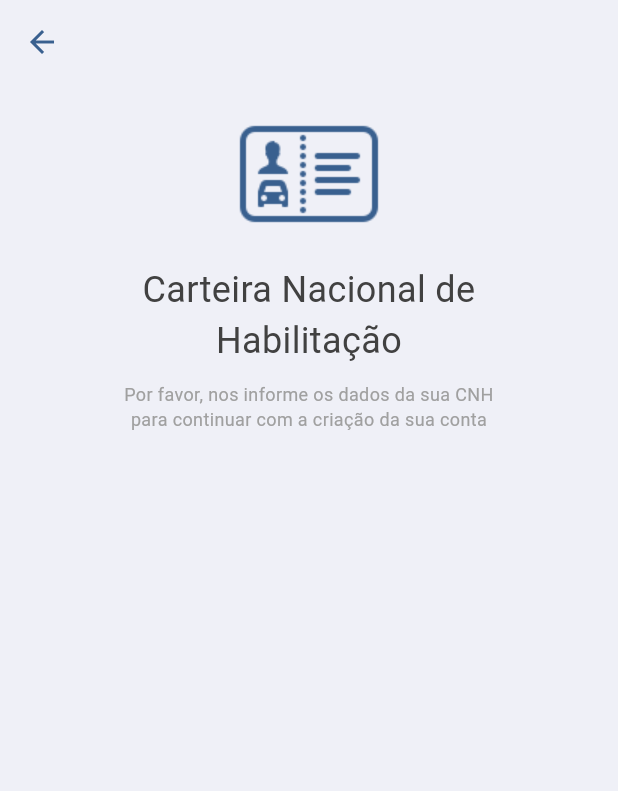
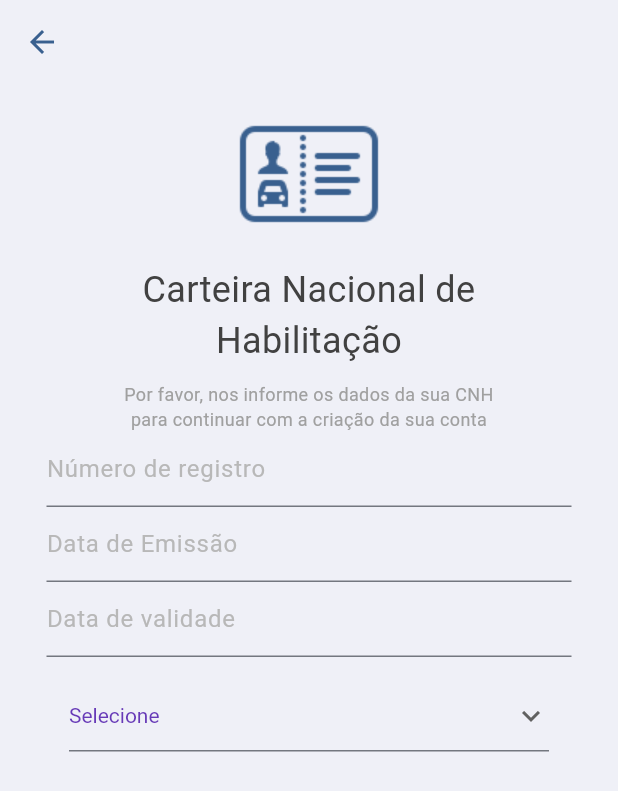
Before and after one commit to jady-lima/LevaEu, a Flutter app: the RegistrationCNH screen opened directly, on a phone screen of 412 x 824 dp. Shown: the top 791 px of the screen. Run offline on Flutter 3.47's test engine with Material 3 defaults, Android fonts, the light colour scheme and no system bars.

Commit message:
Registro CNH

```diff
--- a/levaeu_mobile/lib/screens/registrationCNH.dart
+++ b/levaeu_mobile/lib/screens/registrationCNH.dart
@@ -1,4 +1,6 @@
 import 'package:flutter/material.dart';
+import 'package:levaeu_mobile/utils/drop_down_menu.dart';
+import 'package:levaeu_mobile/utils/text_fields_forms.dart';
 import 'package:levaeu_mobile/utils/titles_screens.dart';
 
 class RegistrationCNH extends StatefulWidget{
@@ -7,6 +9,12 @@ class RegistrationCNH extends StatefulWidget{
 }
 
 class _RegistrationCNHState extends State<RegistrationCNH> {
+  final registroController = TextEditingController();
+  final dataEmissaoController = TextEditingController();
+  final dataValidadeController = TextEditingController();
+  final categoriaController = TextEditingController();
+  String dropdownValue = categoriaList.first;
+
   @override
   Widget build(BuildContext context) {
     return Scaffold(
@@ -26,7 +34,6 @@ class _RegistrationCNHState extends State<RegistrationCNH> {
 
               //Container: Icon driver_license
               Container(
-                padding: const EdgeInsets.all(0),
                 width: 120,
                 height: 120,
                 child: ClipRRect(
@@ -35,18 +42,43 @@ class _RegistrationCNHState extends State<RegistrationCNH> {
               ),
 
               Container(
-                padding: const EdgeInsets.all(0),
                 margin: const EdgeInsets.only( bottom: 10),
                 constraints: const BoxConstraints(maxWidth: 350),
                 child: TitlesScreens.buildMainTitle("Carteira Nacional de Habilitação")
               ),
 
               Container(
-                padding: const EdgeInsets.all(0),
-                margin: const EdgeInsets.all(0),
                 constraints: const BoxConstraints(maxWidth: 250),
                 child: TitlesScreens.buildSecondaryTitle("Por favor, nos informe os dados da sua CNH para continuar com a criação da sua conta")
               ),
+
+              Container(
+                constraints: const BoxConstraints(maxWidth: 350),
+                child: TextFieldsForms.buildTextFormField("Número de registro", TextInputType.number, registroController, false, ValidationType.notEmpty, TextFieldsForms.saveFormFieldValue),
+              ),
+
+              Container(
+                constraints: const BoxConstraints(maxWidth: 350),
+                child: TextFieldsForms.buildTextFormField("Data de Emissão", TextInputType.datetime, dataEmissaoController, false, ValidationType.notEmpty, TextFieldsForms.saveFormFieldValue),
+              ),
+
+              Container(
+                constraints: const BoxConstraints(maxWidth: 350),
+                child: TextFieldsForms.buildTextFormField("Data de validade", TextInputType.datetime, dataValidadeController, false, ValidationType.notEmpty, TextFieldsForms.saveFormFieldValue),
+              ),
+
+              Container(
+                padding: const EdgeInsets.only(top: 15, bottom: 5),
+                constraints: const BoxConstraints(maxWidth: 320),
+                child: DropDownMenus.buildDropDownButton(dropdownValue,
+                  (String? value) {
+                    setState(() {
+                      dropdownValue = value!;
+                    });
+                  },
+                ),
+              ),
+
 
             ],
           )
--- a/levaeu_mobile/lib/utils/drop_down_menu.dart
+++ b/levaeu_mobile/lib/utils/drop_down_menu.dart
@@ -1,10 +1,13 @@
 import "package:flutter/material.dart";
 
 const List<String> genderList = <String>['','Feminino', 'Masculino', 'Prefiro não informar'];
+const List<String> categoriaList = <String>['','A', 'B', 'C', 'D', 'E'];
 
 class DropDownMenus{
 
   static Widget buildDropDownButton(String dropdownValue, ValueChanged<String?> onChanged,) {
+
+    List<String> selectedList = categoriaList.indexOf == 'feminino' ? genderList : categoriaList;
     return DropdownButtonFormField<String>(
       value: dropdownValue,
       icon: const Icon(Icons.keyboard_arrow_down),
```
